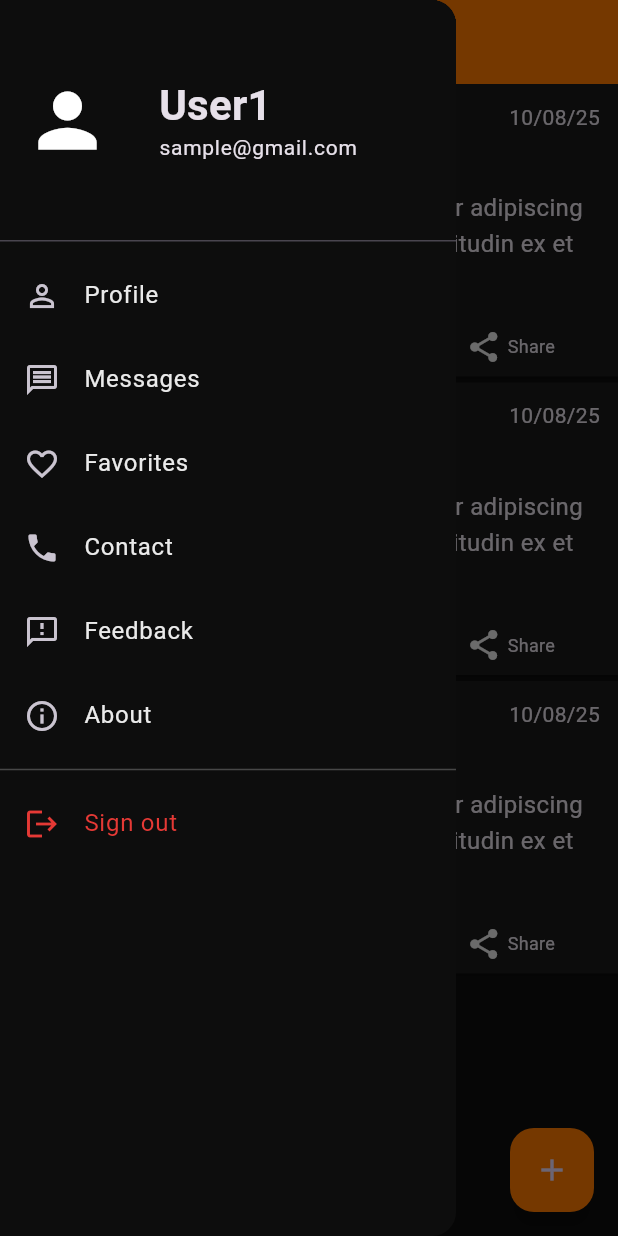
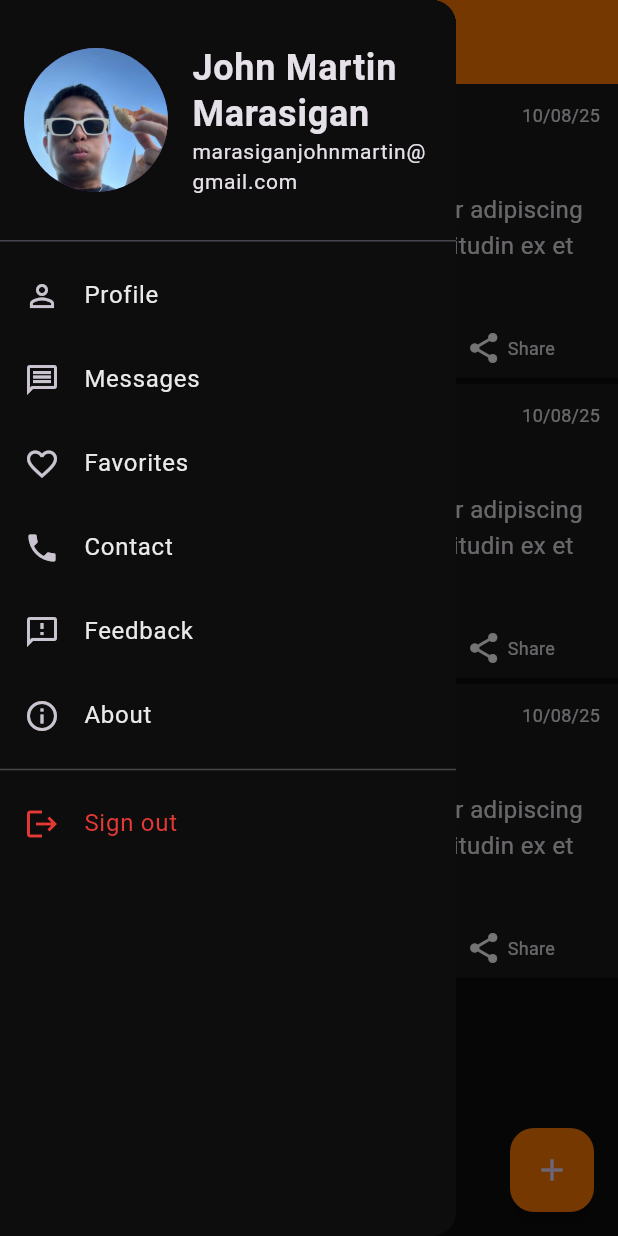
Before and after one commit to jmrsgn/Pump, a Flutter app: the MainFeedScreen screen opened by its route, with the side drawer open, on a phone screen of 412 x 824 dp. Run offline on Flutter 3.47's test engine with Material 3 defaults, Android fonts, the phone set to English and light mode, and no system bars.

Commit message:
✨ feat(multiple screens):
- Done with Feedback Screen
- Done with Contact Screen
- Also did some code cleanups and separation of widgets

```diff
--- a/lib/core/constants/app_dimens.dart
+++ b/lib/core/constants/app_dimens.dart
@@ -11,6 +11,10 @@ class AppDimens {
   static const double dimen48 = 48.0;
   static const double dimen64 = 64.0;
   static const double dimen86 = 86.0;
+
+  // Paddings
+  static const double padding10 = 10.0;
+  static const double padding14 = 14.0;
 
   // TODO: fix comments provided by chatGpt
   // ───────────────────────────────
@@ -99,6 +103,8 @@ class AppDimens {
   static const double radiusM = 8.0;
   static const double radiusL = 16.0;
   static const double radiusXL = 24.0;
+  static const double radiusXXL = 32.0;
+  static const double radiusXXXL = 48.0;
 
   static const double elevationLow = 2.0;
   static const double elevationMedium = 4.0;
--- a/lib/core/constants/app_strings.dart
+++ b/lib/core/constants/app_strings.dart
@@ -1,22 +1,21 @@
 class AppStrings {
   // Common
   static const appName = 'Pump';
-  static const login = 'Login';
   static const register = 'Register';
   static const username = 'Username';
   static const password = 'Password';
   static const allYouNeedInOneApp = "All you need, in one app";
   static const routeNotFound = "Route not found";
-  static const profile = "Profile";
-  static const messages = "Messages";
-  static const favorites = "Favorites";
-  static const contact = "Contact";
-  static const feedback = "Feedback";
-  static const about = "About";
   static const signOut = "Sign out";
   static const goBack = "Go back";
+  static const name = "Name";
+  static const email = "Email";
+  static const phone = "Phone";
+  static const message = "Message";
+  static const submit = "Submit";
 
   // Login Page
+  static const login = 'Login';
   static const dontHaveAnAccount = "Don't have an account?";
   static const registerHere = "Register here";
 
@@ -26,16 +25,16 @@ class AppStrings {
   static const share = "Share";
 
   // About Page
+  static const about = "About";
   static const aboutPage = "About page";
   static const inspiration = "Inspiration";
   static const howItWorks = "How it works";
   static const developer = "Developer";
   static const contactDetails = "Contact Details";
-  static const email = "Email";
-  static const mobileNo = "Mobile No.";
   static const github = "GitHub";
 
   // Profile Page
+  static const profile = "Profile";
   static const editProfile = "Edit Profile";
   static const paymentMethod = "Payment Method";
   static const clients = "Clients";
@@ -43,6 +42,22 @@ class AppStrings {
   static const help = "Help";
   static const active = "Active";
   static const inactive = "Inactive";
+
+  // Feedback Page
+  static const feedback = "Feedback";
+  static const letMeKnowWhatToImprove = "Let me know what to improve :>";
+
+  // Favorites Page
+  static const favorites = "Favorites";
+
+  // Contact Page
+  static const contact = "Contact";
+  static const letsTalk = "Let's talk";
+  static const isThereAnytingICanHelpYouWith =
+      "Is there anything I can help you with?";
+
+  // Messages Page
+  static const messages = "Messages";
 
   // Licenses and Copyright
   static const String license = "";
--- a/lib/core/routes.dart
+++ b/lib/core/routes.dart
@@ -1,16 +1,18 @@
 import 'package:flutter/material.dart';
 import 'package:pump/core/screens/invalid_route.dart';
-import 'package:pump/features/about/about.dart';
 import 'package:pump/features/auth/presentation/login/login.dart';
-import 'package:pump/features/posts/presentation/main_feed/main_feed.dart';
-import 'package:pump/features/user/presentation/messages/messages.dart';
-
-import '../features/user/presentation/user_profile/user_profile.dart';
+import 'package:pump/features/chat/presentation/screens/messages.dart';
+import 'package:pump/features/info/presentation/screens/contact.dart';
+import 'package:pump/features/info/presentation/screens/feedback.dart';
+import 'package:pump/features/posts/presentation/screens/favorites.dart';
+import '../features/info/presentation/screens/about.dart';
+import '../features/posts/presentation/screens/main_feed.dart';
+import '../features/user/presentation/screens/user_profile.dart';
 
 class AppRoutes {
   static const String login = '/login';
   static const String register = '/register';
-  static const String mainFeed = '/main_feed';
+  static const String mainFeed = '/screens';
   static const String profile = '/profile';
   static const String messages = '/messages';
   static const String favorites = '/favorites';
@@ -28,8 +30,17 @@ class AppRoutes {
         return MaterialPageRoute(builder: (_) => const AboutScreen());
       case profile:
         return MaterialPageRoute(builder: (_) => const UserProfileScreen());
+      case favorites:
+        return MaterialPageRoute(builder: (_) => const FavoritesScreen());
+      case contact:
+        return MaterialPageRoute(builder: (_) => const ContactScreen());
+      case feedback:
+        return MaterialPageRoute(builder: (_) => const FeedbackScreen());
       case messages:
-        return MaterialPageRoute(builder: (_) => const MessagesScreen(titleName: "John Martin Marasigan"));
+        return MaterialPageRoute(
+          builder: (_) =>
+              const MessagesScreen(titleName: "John Martin Marasigan"),
+        );
       default:
         return MaterialPageRoute(builder: (_) => InvalidRouteScreen());
     }
--- a/lib/core/widgets/app_drawer.dart
+++ b/lib/core/widgets/app_drawer.dart
@@ -17,8 +17,8 @@ class AppDrawer extends StatelessWidget {
     super.key,
     required this.selectedRoute,
     required this.onSignOut,
-    this.userName = "User1",
-    this.email = "sample@gmail.com",
+    this.userName = "John Martin Marasigan",
+    this.email = "marasiganjohnmartin@gmail.com",
   });
 
   @override
@@ -35,13 +35,12 @@ class AppDrawer extends StatelessWidget {
               mainAxisAlignment: MainAxisAlignment.spaceBetween,
               crossAxisAlignment: CrossAxisAlignment.center,
               children: [
-                Icon(
-                  Icons.person,
-                  size: AppDimens.drawerIconAvatarSize,
-                  color: AppColors.textOnPrimary,
+                CircleAvatar(
+                  backgroundImage: AssetImage("assets/images/jm.jpg"),
+                  radius: AppDimens.radiusXXXL,
                 ),
 
-                UiUtils.addHorizontalSpaceXXL(),
+                UiUtils.addHorizontalSpaceL(),
 
                 Expanded(
                   child: Container(
@@ -50,7 +49,7 @@ class AppDrawer extends StatelessWidget {
                       mainAxisAlignment: MainAxisAlignment.center,
                       crossAxisAlignment: CrossAxisAlignment.start,
                       children: [
-                        Text(userName, style: AppTextStyles.heading1),
+                        Text(userName, style: AppTextStyles.heading2),
                         Text(email, style: AppTextStyles.bodySmall),
                       ],
                     ),
--- a/lib/core/widgets/custom_text_field.dart
+++ b/lib/core/widgets/custom_text_field.dart
@@ -6,6 +6,7 @@ class CustomTextField extends StatelessWidget {
   final bool obscureText;
   final TextInputType keyboardType;
   final IconData? prefixIcon;
+  final bool isMultiline;
 
   const CustomTextField({
     super.key,
@@ -14,11 +15,13 @@ class CustomTextField extends StatelessWidget {
     this.obscureText = false,
     this.keyboardType = TextInputType.text,
     this.prefixIcon,
+    this.isMultiline = false,
   });
 
   @override
   Widget build(BuildContext context) {
     return TextField(
+      maxLines: isMultiline ? 5 : 1,
       controller: controller,
       obscureText: obscureText,
       keyboardType: keyboardType,
--- a/lib/features/posts/presentation/main_feed/main_feed.dart
+++ b/lib/features/posts/presentation/screens/main_feed.dart
@@ -39,7 +39,7 @@ class _MainFeedScreenState extends State<MainFeedScreen> {
         itemBuilder: (context, index) {
           return PostWidget(
             description: AppStrings.placeholderParagraph2,
-            author: 'John Martin',
+            author: 'John Martin Marasigan',
             authorImageUrl: 'assets/images/jm.jpg',
             datePosted: '10/08/25',
           );
--- a/lib/features/posts/presentation/widgets/post_widget.dart
+++ b/lib/features/posts/presentation/widgets/post_widget.dart
@@ -11,6 +11,7 @@ class PostWidget extends StatelessWidget {
   final String authorImageUrl;
   final String datePosted;
   final String? postImageUrl;
+  final bool isLiked;
 
   const PostWidget({
     super.key,
@@ -19,6 +20,7 @@ class PostWidget extends StatelessWidget {
     required this.authorImageUrl,
     required this.datePosted,
     this.postImageUrl,
+    this.isLiked = false,
   });
 
   @override
@@ -52,7 +54,7 @@ class PostWidget extends StatelessWidget {
                       children: [
                         Text(
                           author,
-                          style: AppTextStyles.heading3,
+                          style: AppTextStyles.bodyLarge,
                           overflow: TextOverflow.ellipsis,
                         ),
                         Row(
@@ -74,7 +76,7 @@ class PostWidget extends StatelessWidget {
                   ),
 
                   // Date pinned to the right
-                  Text(datePosted, style: AppTextStyles.bodySmall),
+                  Text(datePosted, style: AppTextStyles.caption),
                 ],
               ),
             ),
@@ -115,16 +117,32 @@ class PostWidget extends StatelessWidget {
               children: [
                 Row(
                   children: [
-                    Icon(Icons.favorite_border, color: AppColors.textPrimary),
+                    if (isLiked)
+                      Icon(
+                        Icons.favorite_outlined,
+                        color: AppColors.textOnPrimary,
+                      )
+                    else
+                      Icon(
+                        Icons.favorite_border,
+                        color: AppColors.textOnPrimary,
+                      ),
                     UiUtils.addHorizontalSpaceXS(),
-                    Text(AppStrings.like, style: AppTextStyles.caption),
+                    Text(
+                      AppStrings.like,
+                      style: isLiked
+                          ? AppTextStyles.caption.copyWith(
+                              fontWeight: FontWeight.bold,
+                            )
+                          : AppTextStyles.caption,
+                    ),
                   ],
                 ),
                 Row(
                   children: [
                     Icon(
                       Icons.mode_comment_outlined,
-                      color: AppColors.textPrimary,
+                      color: AppColors.textOnPrimary,
                     ),
                     UiUtils.addHorizontalSpaceXS(),
                     Text(AppStrings.comment, style: AppTextStyles.caption),
@@ -132,7 +150,7 @@ class PostWidget extends StatelessWidget {
                 ),
                 Row(
                   children: [
-                    Icon(Icons.share, color: AppColors.textPrimary),
+                    Icon(Icons.share, color: AppColors.textOnPrimary),
                     UiUtils.addHorizontalSpaceXS(),
                     Text(AppStrings.share, style: AppTextStyles.caption),
                   ],
--- a/lib/features/user/presentation/user_profile/user_profile.dart
+++ b/lib/features/user/presentation/screens/user_profile.dart
@@ -37,14 +37,14 @@ class UserProfileScreen extends StatelessWidget {
                   UiUtils.addVerticalSpaceS(),
 
                   CircleAvatar(
-                    backgroundImage: AssetImage("assets/images/sample.jpg"),
+                    backgroundImage: AssetImage("assets/images/jm.jpg"),
                     radius: AppDimens.dimen64,
                   ),
 
                   UiUtils.addVerticalSpaceM(),
 
-                  Text("Name ng Client o Coach", style: AppTextStyles.heading1),
-                  Text("sample@gmail.com", style: AppTextStyles.body),
+                  Text("John Martin Marasigan", style: AppTextStyles.heading1),
+                  Text("marasiganjohnmartin@gmail.com", style: AppTextStyles.bodySmall),
 
                   UiUtils.addVerticalSpaceS(),
 
```
Also changed, not shown: lib/features/chat/presentation/screens/messages.dart (renamed from lib/features/user/presentation/messages/messages.dart, +7 -94 lines), lib/features/chat/presentation/widgets/message_bubble.dart (added, +96 -0 lines), lib/features/info/presentation/screens/about.dart (renamed from lib/features/about/about.dart, +6 -6 lines), lib/features/info/presentation/screens/contact.dart (added, +125 -0 lines), lib/features/info/presentation/screens/feedback.dart (added, +86 -0 lines), lib/features/posts/presentation/screens/favorites.dart (added, +40 -0 lines), lib/features/chat/domain/entities/message.dart (renamed from lib/features/user/domain/message.dart).
